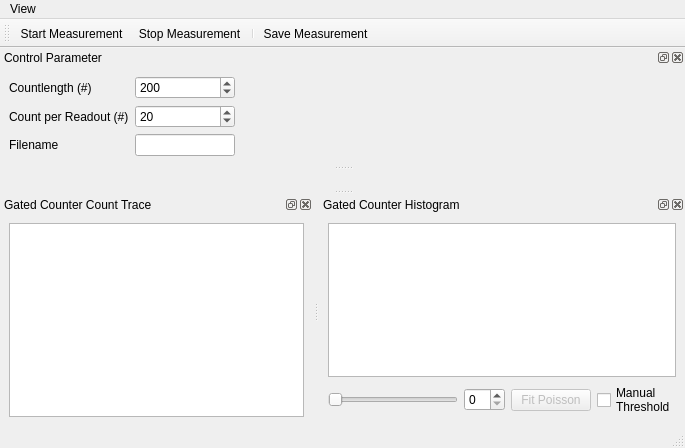
Old version of the form gui/gated_counter/ui_gated_counter_gui.ui in the repository Ulm-IQO/qudi.
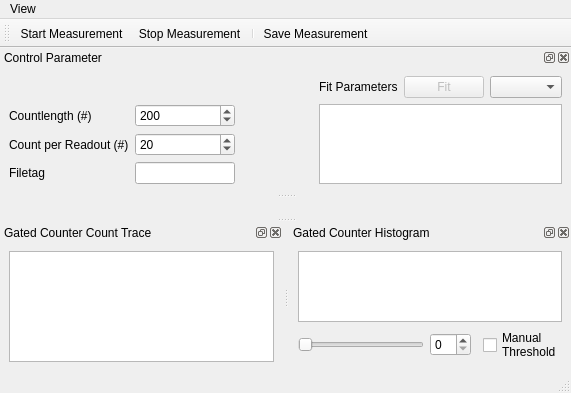
New version of the form. Icons and pictures are not drawn. Custom widgets are drawn as their Qt base class.

Commit message: Add the fit parameter window to the ui file.

The edit to the form file:
```diff
--- a/gui/gated_counter/ui_gated_counter_gui.ui
+++ b/gui/gated_counter/ui_gated_counter_gui.ui
@@ -6,8 +6,8 @@
    <rect>
     <x>0</x>
     <y>0</y>
-    <width>685</width>
-    <height>448</height>
+    <width>571</width>
+    <height>393</height>
    </rect>
   </property>
   <property name="windowTitle">
@@ -21,7 +21,7 @@
     <rect>
      <x>0</x>
      <y>0</y>
-     <width>685</width>
+     <width>571</width>
      <height>21</height>
     </rect>
    </property>
@@ -114,16 +114,6 @@
          </property>
         </widget>
        </item>
-       <item row="1" column="2">
-        <widget class="QPushButton" name="fit_poisson_PushButton">
-         <property name="enabled">
-          <bool>false</bool>
-         </property>
-         <property name="text">
-          <string>Fit Poisson</string>
-         </property>
-        </widget>
-       </item>
        <item row="1" column="3">
         <widget class="QCheckBox" name="checkBox">
          <property name="text">
@@ -170,7 +160,7 @@
        <property name="spacing">
         <number>6</number>
        </property>
-       <item row="0" column="0">
+       <item row="1" column="0">
         <widget class="QLabel" name="label">
          <property name="sizePolicy">
           <sizepolicy hsizetype="Maximum" vsizetype="Preferred">
@@ -183,7 +173,7 @@
          </property>
         </widget>
        </item>
-       <item row="0" column="2">
+       <item row="1" column="2">
         <spacer name="horizontalSpacer">
          <property name="orientation">
           <enum>Qt::Horizontal</enum>
@@ -196,7 +186,7 @@
          </property>
         </spacer>
        </item>
-       <item row="2" column="2">
+       <item row="3" column="2">
         <spacer name="horizontalSpacer_2">
          <property name="orientation">
           <enum>Qt::Horizontal</enum>
@@ -212,28 +202,28 @@
          </property>
         </spacer>
        </item>
-       <item row="1" column="0">
+       <item row="2" column="0">
         <widget class="QLabel" name="label_3">
          <property name="text">
           <string>Count per Readout (#)</string>
          </property>
         </widget>
        </item>
-       <item row="2" column="0">
+       <item row="3" column="0">
         <widget class="QLabel" name="label_2">
          <property name="text">
-          <string>Filename</string>
+          <string>Filetag</string>
          </property>
         </widget>
        </item>
-       <item row="2" column="1">
-        <widget class="QLineEdit" name="filename_LineEdit">
+       <item row="3" column="1">
+        <widget class="QLineEdit" name="filetag_LineEdit">
          <property name="toolTip">
           <string>&lt;html&gt;&lt;head/&gt;&lt;body&gt;&lt;p&gt;Enter the descriptive name for this&lt;br/&gt;measurement. The file will be saved with &lt;br/&gt;a date and timestamp prefix and the&lt;br/&gt;descriptive name will be append to that&lt;br/&gt;string.&lt;/p&gt;&lt;/body&gt;&lt;/html&gt;</string>
          </property>
         </widget>
        </item>
-       <item row="0" column="1">
+       <item row="1" column="1">
         <widget class="QSpinBox" name="count_length_SpinBox">
          <property name="sizePolicy">
           <sizepolicy hsizetype="Fixed" vsizetype="Fixed">
@@ -258,7 +248,7 @@
          </property>
         </widget>
        </item>
-       <item row="1" column="1">
+       <item row="2" column="1">
         <widget class="QSpinBox" name="count_per_readout_SpinBox">
          <property name="toolTip">
           <string>&lt;html&gt;&lt;head/&gt;&lt;body&gt;&lt;p&gt;Specify how many counts are read out&lt;br/&gt;at once per readout request to the &lt;br/&gt;hardware.&lt;br/&gt;This number won't affect the structure&lt;br/&gt;of the obtained data. With a higher &lt;br/&gt;number you will solely reduce the&lt;br/&gt;workload for the PC, since you descrease&lt;br/&gt;the readout processes per time.&lt;/p&gt;&lt;/body&gt;&lt;/html&gt;</string>
@@ -271,6 +261,29 @@
          </property>
         </widget>
        </item>
+       <item row="0" column="3">
+        <widget class="QLabel" name="label_4">
+         <property name="text">
+          <string>Fit Parameters</string>
+         </property>
+        </widget>
+       </item>
+       <item row="0" column="4">
+        <widget class="QPushButton" name="fit_PushButton">
+         <property name="enabled">
+          <bool>false</bool>
+         </property>
+         <property name="text">
+          <string>Fit</string>
+         </property>
+        </widget>
+       </item>
+       <item row="0" column="5">
+        <widget class="QComboBox" name="fit_func_ComboBox"/>
+       </item>
+       <item row="1" column="3" rowspan="3" colspan="3">
+        <widget class="QTextEdit" name="fit_param_TextEdit"/>
+       </item>
       </layout>
      </item>
     </layout>
```
Left out of the diff: 3 changed lines with no effect on the pictures.
